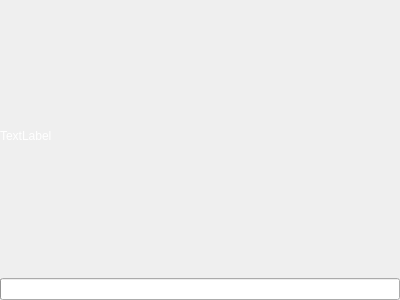
Old version of the form Message.ui in the repository Komet/MediaElch.
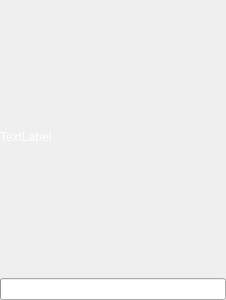
New version of the form.

```diff
--- a/Message.ui
+++ b/Message.ui
@@ -6,19 +6,34 @@
    <rect>
     <x>0</x>
     <y>0</y>
-    <width>400</width>
+    <width>226</width>
     <height>300</height>
    </rect>
   </property>
+  <property name="maximumSize">
+   <size>
+    <width>226</width>
+    <height>16777215</height>
+   </size>
+  </property>
   <property name="windowTitle">
    <string>Form</string>
   </property>
   <layout class="QVBoxLayout" name="verticalLayout">
+   <property name="spacing">
+    <number>5</number>
+   </property>
    <property name="margin">
     <number>0</number>
    </property>
    <item>
     <widget class="QLabel" name="label">
+     <property name="sizePolicy">
+      <sizepolicy hsizetype="Ignored" vsizetype="Preferred">
+       <horstretch>0</horstretch>
+       <verstretch>0</verstretch>
+      </sizepolicy>
+     </property>
      <property name="styleSheet">
       <string notr="true">color: rgb(255, 255, 255);</string>
      </property>
```
